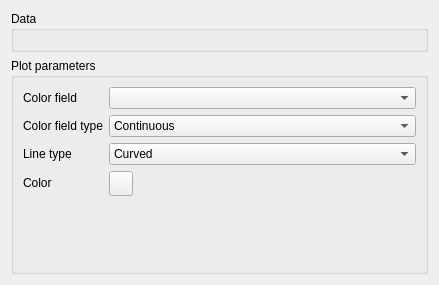
GispoCoding/eis_qgis_plugin, file eis_qgis_plugin/resources/ui/eda/wizard_plot_parallel_coordinates_raster.ui: the form before one commit.
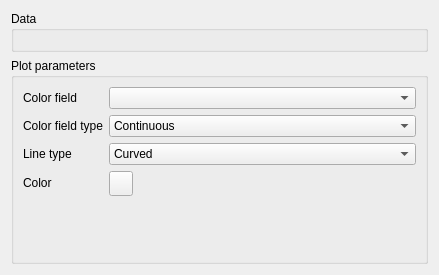
The form after the commit. Custom widgets are drawn as their Qt base class.

Commit message: Fix(pairplot_raster, parallel_coordinates_raster): Widget size

```diff
--- a/eis_qgis_plugin/resources/ui/eda/wizard_plot_parallel_coordinates_raster.ui
+++ b/eis_qgis_plugin/resources/ui/eda/wizard_plot_parallel_coordinates_raster.ui
@@ -7,7 +7,7 @@
     <x>0</x>
     <y>0</y>
     <width>439</width>
-    <height>285</height>
+    <height>275</height>
    </rect>
   </property>
   <property name="sizePolicy">
@@ -19,13 +19,13 @@
   <property name="minimumSize">
    <size>
     <width>0</width>
-    <height>285</height>
+    <height>275</height>
    </size>
   </property>
   <property name="maximumSize">
    <size>
     <width>16777215</width>
-    <height>285</height>
+    <height>275</height>
    </size>
   </property>
   <property name="windowTitle">
```
The commit also changes 1 other file.
